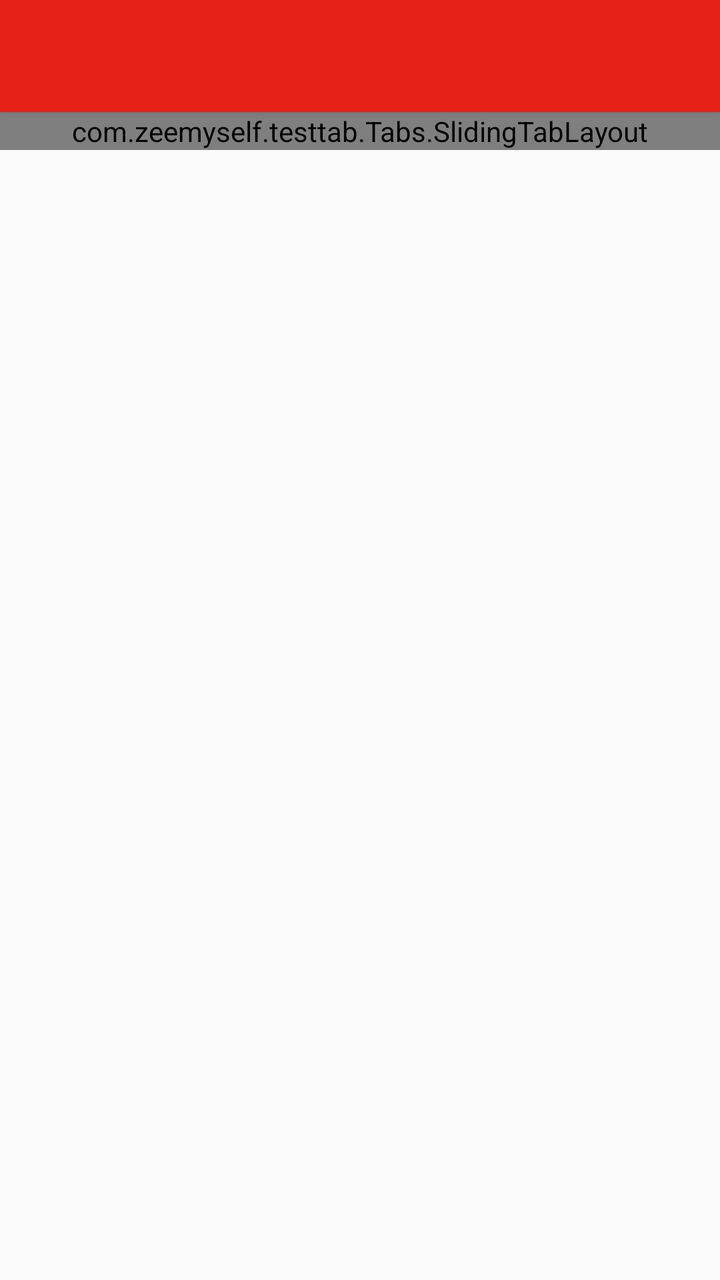
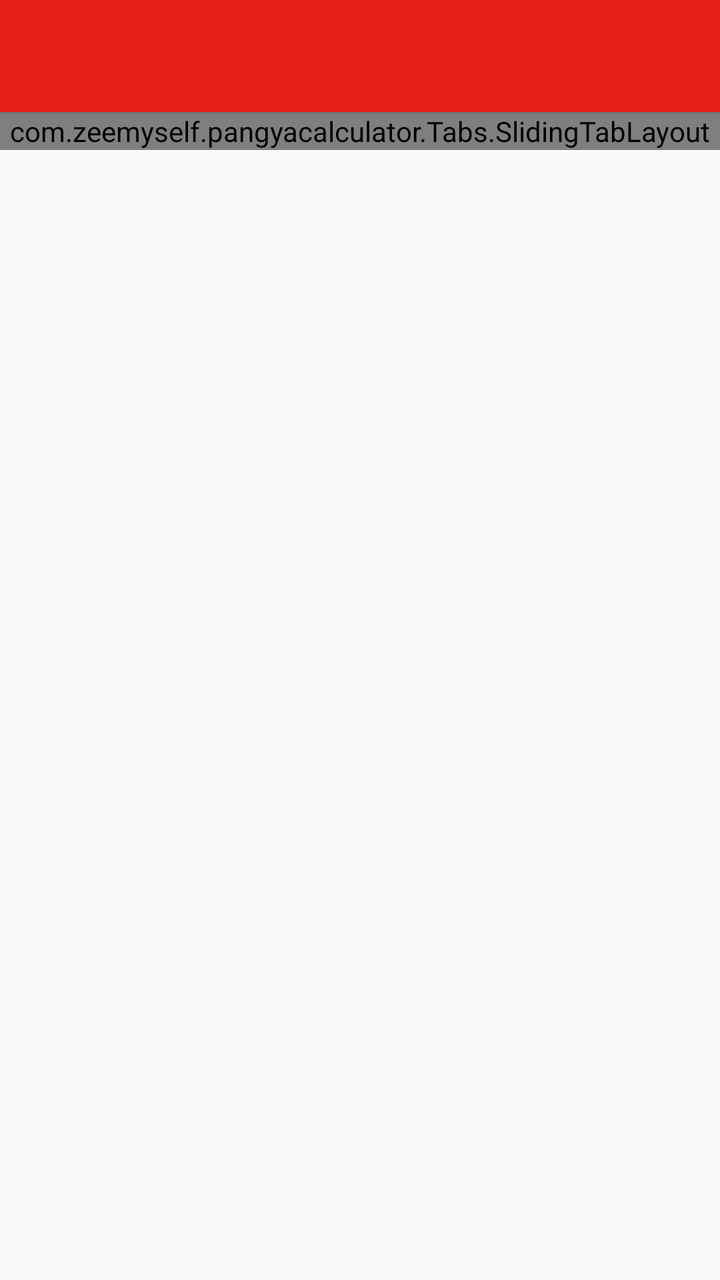

Compare the two renders of this Android layout. The source of the first and the diff that turns it into the second are given below.
<!-- AndroidManifest.xml: application theme AppTheme -->
<!-- res/layout/activitytab.xml -->
<LinearLayout xmlns:android="http://schemas.android.com/apk/res/android"
    xmlns:tools="http://schemas.android.com/tools"
    android:layout_width="match_parent"
    android:layout_height="match_parent"
    android:orientation="vertical"
    tools:context=".MainActivity">

    <include
        android:id="@+id/tool_bar"
        layout="@layout/tool_bar"
        android:layout_height="wrap_content"
        android:layout_width="match_parent"
        />

    <com.zeemyself.testtab.Tabs.SlidingTabLayout
        android:id="@+id/tabs"
        android:layout_width="match_parent"
        android:layout_height="wrap_content"

        android:background="@color/ColorPrimary"/>

    <android.support.v4.view.ViewPager
        android:id="@+id/pager"

        android:layout_height="match_parent"
        android:layout_width="match_parent"
        android:layout_weight="1"
        >

    </android.support.v4.view.ViewPager>



</LinearLayout>
<!-- res/layout/tool_bar.xml (included above) -->
<?xml version="1.0" encoding="utf-8"?>
<android.support.v7.widget.Toolbar
    android:layout_height="wrap_content"
    android:layout_width="match_parent"
    android:background="@color/ColorPrimary"
    android:elevation="2dp"
    android:theme="@style/Base.ThemeOverlay.AppCompat.Dark"
    xmlns:android="http://schemas.android.com/apk/res/android" />
<!-- resources referenced by this layout -->
<resources>
  <color name="ColorPrimary">#ffe62117</color>
  <style name="AppTheme" parent="Theme.AppCompat.Light.DarkActionBar">
          
      </style>
</resources>

<!-- the commit's change to res/layout/activitytab.xml (unified diff, before → after) -->
@@ -3,7 +3,7 @@
     android:layout_width="match_parent"
     android:layout_height="match_parent"
     android:orientation="vertical"
-    tools:context=".MainActivity">
+    tools:context=".TabActivity">
 
     <include
         android:id="@+id/tool_bar"
@@ -12,7 +12,7 @@
         android:layout_width="match_parent"
         />
 
-    <com.zeemyself.testtab.Tabs.SlidingTabLayout
+    <com.zeemyself.pangyacalculator.Tabs.SlidingTabLayout
         android:id="@+id/tabs"
         android:layout_width="match_parent"
         android:layout_height="wrap_content"
<!-- resource entries referenced after the edit -->
@@ -1,8 +1,9 @@
 <!-- resources referenced by this layout -->
 <resources>
   <color name="ColorPrimary">#ffe62117</color>
-  <style name="AppTheme" parent="Theme.AppCompat.Light.DarkActionBar">
+  <style name="AppTheme" parent="Theme.AppCompat.Light.NoActionBar">
           
+  
       </style>
 </resources>
 
